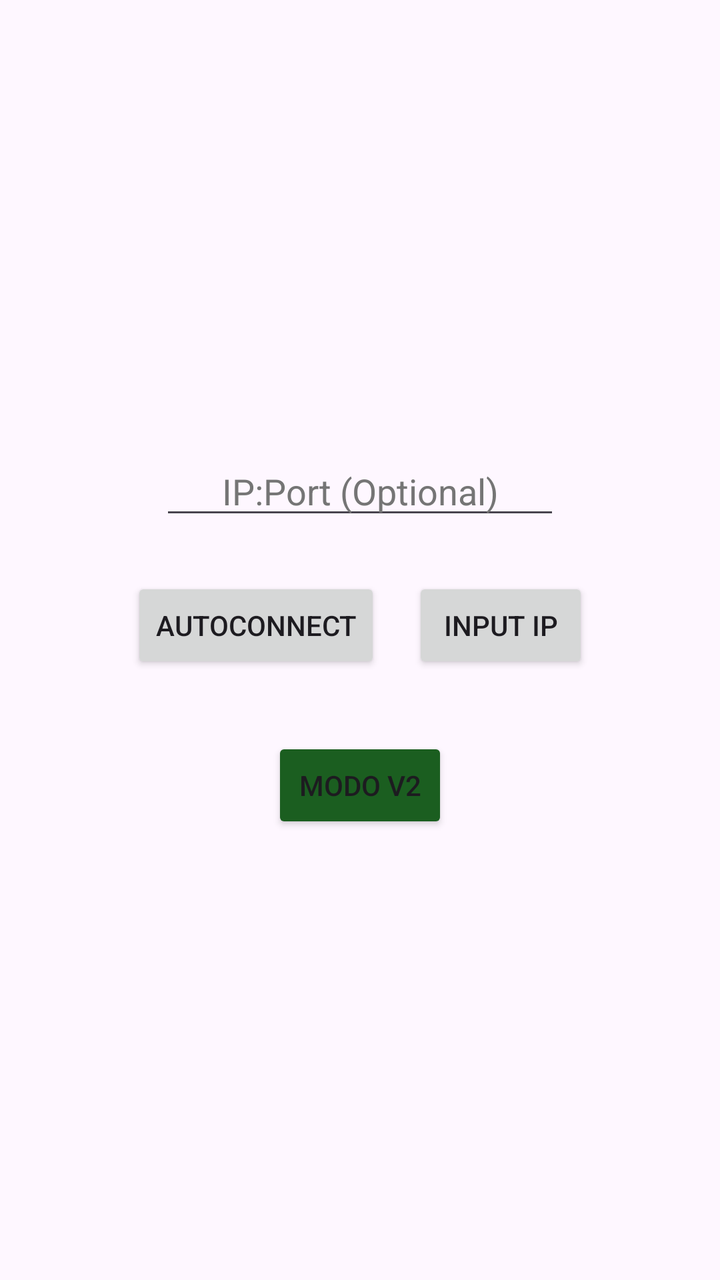
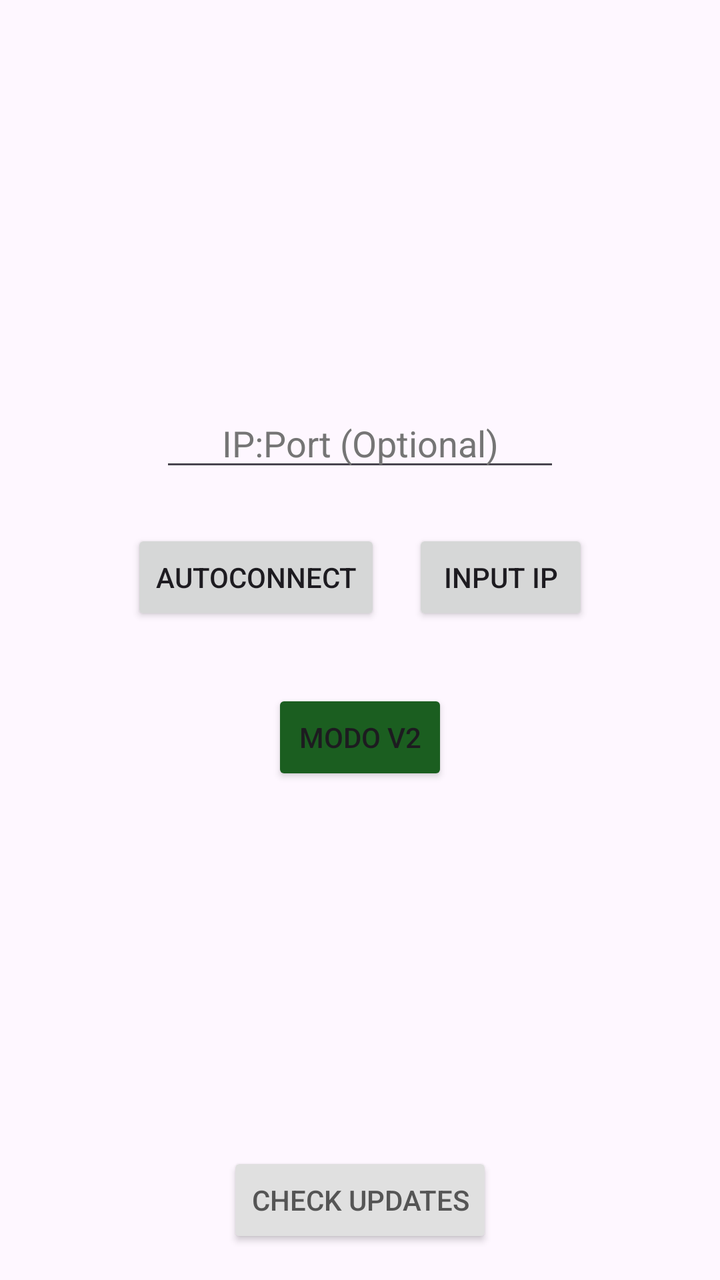

Before-and-after screenshots of an Android layout around one commit, followed by the original layout XML and the change that was made.
<!-- AndroidManifest.xml: application theme Theme.NewDrawingApp -->
<!-- res/layout/activity_main.xml -->
<?xml version="1.0" encoding="utf-8"?>
<LinearLayout xmlns:android="http://schemas.android.com/apk/res/android"
    android:layout_width="match_parent"
    android:layout_height="match_parent"
    android:orientation="vertical"
    android:gravity="center"
    android:padding="16dp">

    <EditText
        android:id="@+id/ipInput"
        android:layout_width="200dp"
        android:layout_height="wrap_content"
        android:layout_marginBottom="16dp"
        android:gravity="center"
        android:hint="IP:Port (Optional)"
        android:inputType="text"
        android:textColor="@android:color/black"
        android:textColorHint="#757575" />

    <LinearLayout
        android:layout_width="wrap_content"
        android:layout_height="wrap_content"
        android:orientation="horizontal">

        <Button
            android:id="@+id/btnAutoConnect"
            android:layout_width="wrap_content"
            android:layout_height="wrap_content"
            android:layout_margin="8dp"
            android:text="AutoConnect" />

        <Button
            android:id="@+id/btnManualConnect"
            android:layout_width="wrap_content"
            android:layout_height="wrap_content"
            android:layout_margin="8dp"
            android:text="Input IP" />
    </LinearLayout>

    
    <Button
        android:id="@+id/btnModoV2"
        android:layout_width="wrap_content"
        android:layout_height="wrap_content"
        android:layout_marginTop="24dp"
        android:backgroundTint="#1B5E20"
        android:text="Modo V2" />
</LinearLayout>
<!-- resources referenced by this layout -->
<resources>
  <style name="Theme.NewDrawingApp" parent="Base.Theme.NewDrawingApp" />
  <style name="Base.Theme.NewDrawingApp" parent="Theme.Material3.DayNight.NoActionBar">
          
          
      </style>
</resources>

<!-- the commit's change to res/layout/activity_main.xml (unified diff, before → after) -->
@@ -3,8 +3,14 @@
     android:layout_width="match_parent"
     android:layout_height="match_parent"
     android:orientation="vertical"
-    android:gravity="center"
+    android:gravity="center_horizontal"
     android:padding="16dp">
+
+    
+    <View
+        android:layout_width="0dp"
+        android:layout_height="0dp"
+        android:layout_weight="1" />
 
     <EditText
         android:id="@+id/ipInput"
@@ -45,4 +51,18 @@
         android:layout_marginTop="24dp"
         android:backgroundTint="#1B5E20"
         android:text="Modo V2" />
+
+    
+    <View
+        android:layout_width="0dp"
+        android:layout_height="0dp"
+        android:layout_weight="1" />
+
+    <Button
+        android:id="@+id/btnCheckUpdate"
+        android:layout_width="wrap_content"
+        android:layout_height="wrap_content"
+        android:text="Check updates"
+        android:textColor="#555555"
+        android:backgroundTint="#E0E0E0" />
 </LinearLayout>
